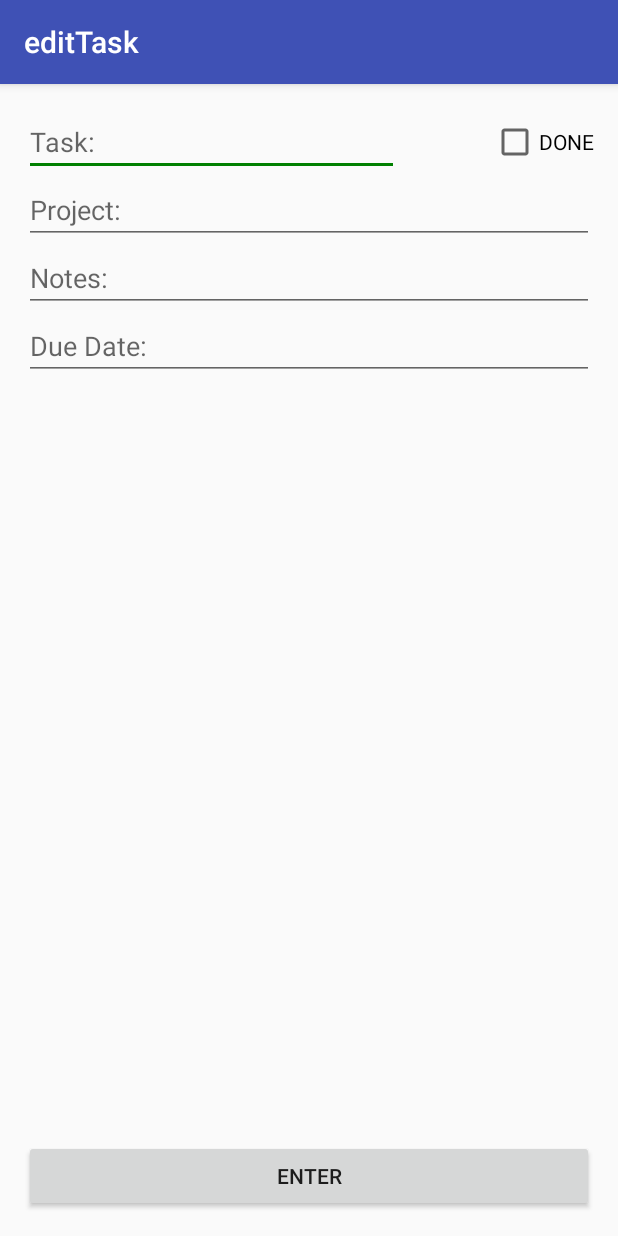
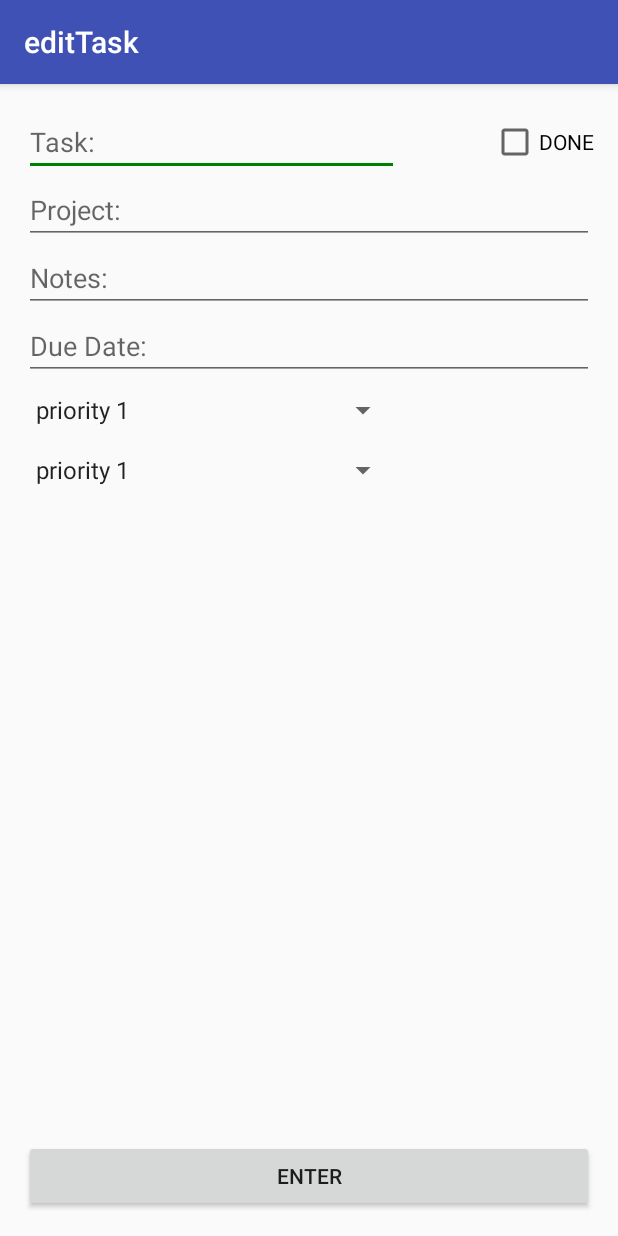
Before and after one commit to sravnyag/TimeLords, an Android app: the ditTask screen opened directly, with no data from a screen before it, on a phone screen of 412 x 824 dp. Run offline under Robolectric (Android 15) with nearby library versions, the phone set to English and light mode, and no system bars.

Commit message:
added sergiy branch

```diff
--- a/TaskPlanner/app/src/main/java/com/example/bhouts/taskplanner/ditTask.java
+++ b/TaskPlanner/app/src/main/java/com/example/bhouts/taskplanner/ditTask.java
@@ -9,10 +9,44 @@ import android.view.View;
 import android.widget.Button;
 import android.widget.EditText;
 
+import android.widget.Spinner;
+import android.widget.ArrayAdapter;
+import java.util.List;
+import java.util.ArrayList;
+
 public class ditTask extends AppCompatActivity {
 
     View.OnClickListener listen_task = null;
     Button task_enter;
+
+    private Spinner priority;
+    private Spinner tag;
+
+    // dynamically set spinner elements
+    public void populatePrioritySpinner(Spinner spinner1,
+                                        Spinner spinner2) {
+        List<String> priority_list = new ArrayList<String>();
+        priority_list.add("priority 1");
+        priority_list.add("priority 2");
+        priority_list.add("priority 3");
+        ArrayAdapter<String> dataAdapter1 =
+                new ArrayAdapter<String>(this, android.R.layout
+                        .simple_spinner_item, priority_list);
+        dataAdapter1.setDropDownViewResource(android.R.layout
+                .simple_spinner_dropdown_item);
+        spinner1.setAdapter(dataAdapter1);
+
+        List<String> tag_list = new ArrayList<String>();
+        tag_list.add("priority 1");
+        tag_list.add("priority 2");
+        tag_list.add("priority 3");
+        ArrayAdapter<String> dataAdapter2 =
+                new ArrayAdapter<String>(this, android.R.layout
+                        .simple_spinner_item, tag_list);
+        dataAdapter2.setDropDownViewResource(android.R.layout
+                .simple_spinner_dropdown_item);
+        spinner2.setAdapter(dataAdapter2);
+    }
 
     @Override
     protected void onCreate(Bundle savedInstanceState) {
@@ -27,13 +61,17 @@ public class ditTask extends AppCompatActivity {
         listen_task = new View.OnClickListener(){
             @Override
             public void onClick(View v) {
-                final EditText taskName =  (EditText) findViewById(R.id.taskName);
+                final EditText taskName =
+                        (EditText) findViewById(R.id.taskName);
                 String taskName1 = taskName.getText().toString();
 
-                final EditText projectName =  (EditText) findViewById(R.id.projectAttName);
-                String projectName1 = projectName.getText().toString();
+                final EditText projectName =
+                        (EditText) findViewById(R.id.projectAttName);
+                String projectName1 =
+                        projectName.getText().toString();
 
-                final EditText notes =  (EditText) findViewById(R.id.notes);
+                final EditText notes =
+                        (EditText) findViewById(R.id.notes);
                 String notes1 = notes.getText().toString();
 
                 Task newTask = new Task();
@@ -41,6 +79,8 @@ public class ditTask extends AppCompatActivity {
         };
         task_enter.setOnClickListener(listen_task);
 
+        Spinner priority = (Spinner) findViewById(R.id.priority_choice);
+        Spinner tag = (Spinner) findViewById(R.id.tag_choice);
+        populatePrioritySpinner(priority, tag); // run test list
     }
-
 }
--- a/TaskPlanner/app/src/main/res/layout/content_dit_task.xml
+++ b/TaskPlanner/app/src/main/res/layout/content_dit_task.xml
@@ -70,5 +70,27 @@
         android:id="@+id/task_enter"
         android:layout_alignParentBottom="true" />
 
+    <Spinner
+        android:layout_width="wrap_content"
+        android:layout_height="40dp"
+        android:id="@+id/priority_choice"
+        android:spinnerMode="dropdown"
+        android:layout_below="@+id/editText"
+        android:layout_alignParentLeft="true"
+        android:layout_alignParentStart="true"
+        android:layout_alignRight="@+id/taskName"
+        android:layout_alignEnd="@+id/taskName" />
+
+    <Spinner
+        android:layout_width="wrap_content"
+        android:layout_height="40dp"
+        android:id="@+id/tag_choice"
+        android:spinnerMode="dropdown"
+        android:layout_below="@+id/priority_choice"
+        android:layout_alignParentLeft="true"
+        android:layout_alignParentStart="true"
+        android:layout_alignRight="@+id/priority_choice"
+        android:layout_alignEnd="@+id/priority_choice" />
+
 
 </RelativeLayout>
```
